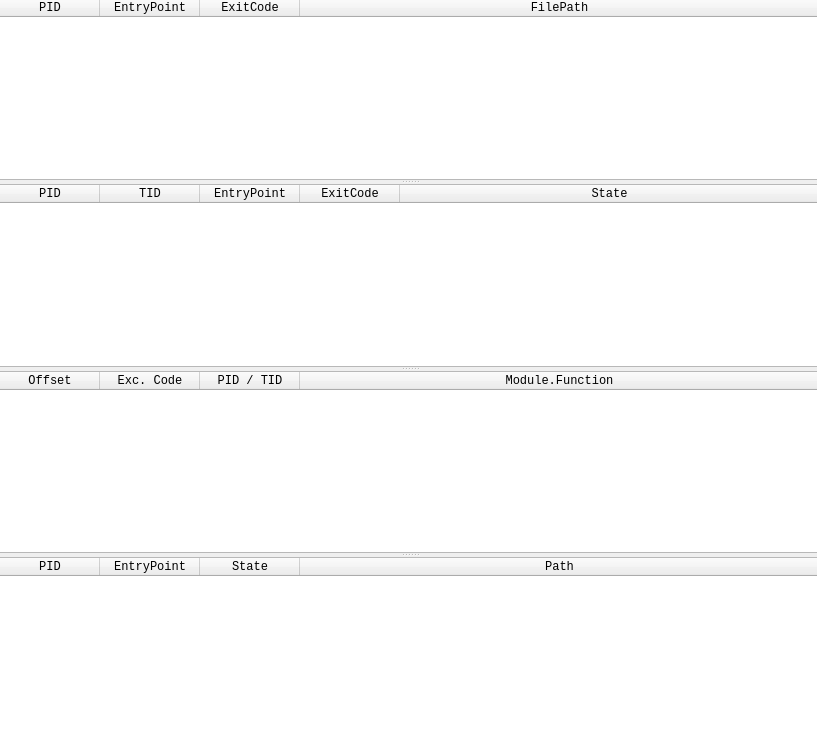
zer0fl4g/Nanomite, file qtNanomite/qtDLGDetailInfo.ui: the form before one commit.
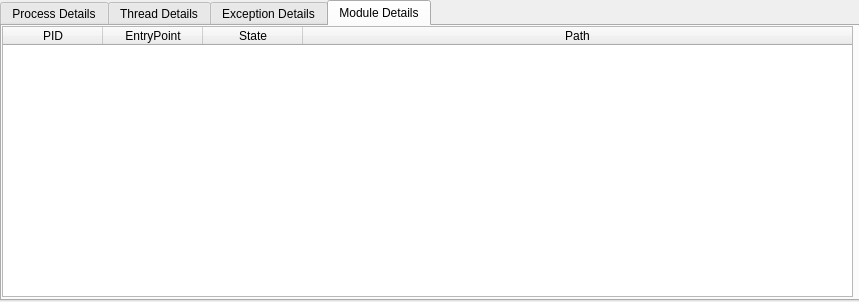
The form after the commit. The open tabs and pages were chosen to show the change. Icons and pictures are not drawn.

Commit message: updated beaengine updated detailview added possibility in PEEditor to show exports of loaded modules in disassembler fixed a small issue in patch manager fixed display of unneeded 0 if no source was found moved beaengine to own dir

What changed in the file:
```diff
--- a/qtNanomite/qtDLGDetailInfo.ui
+++ b/qtNanomite/qtDLGDetailInfo.ui
@@ -23,8 +23,8 @@
    <rect>
     <x>0</x>
     <y>0</y>
-    <width>817</width>
-    <height>738</height>
+    <width>859</width>
+    <height>302</height>
    </rect>
   </property>
   <property name="sizePolicy">
@@ -40,33 +40,40 @@
    <iconset resource="qtDLGNanomite.qrc">
     <normaloff>:/DLGNanomite/Icons/IDI_MAIN.ico</normaloff>:/DLGNanomite/Icons/IDI_MAIN.ico</iconset>
   </property>
-  <widget class="QWidget" name="verticalLayoutWidget">
+  <widget class="QWidget" name="verticalLayoutWidget_2">
    <property name="geometry">
     <rect>
-     <x>-1</x>
-     <y>-2</y>
-     <width>821</width>
-     <height>741</height>
+     <x>0</x>
+     <y>0</y>
+     <width>861</width>
+     <height>301</height>
     </rect>
    </property>
    <layout class="QVBoxLayout" name="verticalLayout">
     <item>
-     <widget class="QSplitter" name="splitter">
-      <property name="orientation">
-       <enum>Qt::Vertical</enum>
+     <widget class="QTabWidget" name="tabDetailView">
+      <property name="contextMenuPolicy">
+       <enum>Qt::CustomContextMenu</enum>
       </property>
+      <property name="currentIndex">
+       <number>0</number>
+      </property>
+      <widget class="QWidget" name="tabProcessDetails">
+       <attribute name="title">
+        <string>Process Details</string>
+       </attribute>
+       <widget class="QWidget" name="verticalLayoutWidget">
+        <property name="geometry">
+         <rect>
+          <x>0</x>
+          <y>0</y>
+          <width>851</width>
+          <height>271</height>
+         </rect>
+        </property>
+        <layout class="QVBoxLayout" name="layoutPID">
+         <item>
       <widget class="QTableWidget" name="tblPIDs">
-       <property name="sizePolicy">
-        <sizepolicy hsizetype="Expanding" vsizetype="Expanding">
-         <horstretch>0</horstretch>
-         <verstretch>0</verstretch>
-        </sizepolicy>
-       </property>
-       <property name="font">
-        <font>
-         <family>Lucida Console</family>
-        </font>
-       </property>
        <property name="contextMenuPolicy">
         <enum>Qt::CustomContextMenu</enum>
        </property>
@@ -76,9 +83,6 @@
        <property name="selectionBehavior">
         <enum>QAbstractItemView::SelectRows</enum>
        </property>
-       <attribute name="horizontalHeaderMinimumSectionSize">
-        <number>15</number>
-       </attribute>
        <attribute name="horizontalHeaderStretchLastSection">
         <bool>true</bool>
        </attribute>
@@ -88,6 +92,9 @@
        <attribute name="verticalHeaderDefaultSectionSize">
         <number>15</number>
        </attribute>
+           <attribute name="verticalHeaderMinimumSectionSize">
+            <number>15</number>
+           </attribute>
        <column>
         <property name="text">
          <string>PID</string>
@@ -109,18 +116,26 @@
         </property>
        </column>
       </widget>
+         </item>
+        </layout>
+       </widget>
+      </widget>
+      <widget class="QWidget" name="tabThreadDetails">
+       <attribute name="title">
+        <string>Thread Details</string>
+       </attribute>
+       <widget class="QWidget" name="verticalLayoutWidget_3">
+        <property name="geometry">
+         <rect>
+          <x>0</x>
+          <y>0</y>
+          <width>851</width>
+          <height>271</height>
+         </rect>
+        </property>
+        <layout class="QVBoxLayout" name="layoutTID">
+         <item>
       <widget class="QTableWidget" name="tblTIDs">
-       <property name="sizePolicy">
-        <sizepolicy hsizetype="Expanding" vsizetype="Expanding">
-         <horstretch>0</horstretch>
-         <verstretch>0</verstretch>
-        </sizepolicy>
-       </property>
-       <property name="font">
-        <font>
-         <family>Lucida Console</family>
-        </font>
-       </property>
        <property name="contextMenuPolicy">
         <enum>Qt::CustomContextMenu</enum>
        </property>
@@ -130,9 +145,6 @@
        <property name="selectionBehavior">
         <enum>QAbstractItemView::SelectRows</enum>
        </property>
-       <attribute name="horizontalHeaderMinimumSectionSize">
-        <number>15</number>
-       </attribute>
        <attribute name="horizontalHeaderStretchLastSection">
         <bool>true</bool>
        </attribute>
@@ -142,6 +154,9 @@
        <attribute name="verticalHeaderDefaultSectionSize">
         <number>15</number>
        </attribute>
+           <attribute name="verticalHeaderMinimumSectionSize">
+            <number>15</number>
+           </attribute>
        <column>
         <property name="text">
          <string>PID</string>
@@ -168,18 +183,26 @@
         </property>
        </column>
       </widget>
+         </item>
+        </layout>
+       </widget>
+      </widget>
+      <widget class="QWidget" name="tabExceptionDetails">
+       <attribute name="title">
+        <string>Exception Details</string>
+       </attribute>
+       <widget class="QWidget" name="verticalLayoutWidget_4">
+        <property name="geometry">
+         <rect>
+          <x>0</x>
+          <y>0</y>
+          <width>851</width>
+          <height>271</height>
+         </rect>
+        </property>
+        <layout class="QVBoxLayout" name="layoutException">
+         <item>
       <widget class="QTableWidget" name="tblExceptions">
-       <property name="sizePolicy">
-        <sizepolicy hsizetype="Expanding" vsizetype="Expanding">
-         <horstretch>0</horstretch>
-         <verstretch>0</verstretch>
-        </sizepolicy>
-       </property>
-       <property name="font">
-        <font>
-         <family>Lucida Console</family>
-        </font>
-       </property>
        <property name="contextMenuPolicy">
         <enum>Qt::CustomContextMenu</enum>
        </property>
@@ -189,9 +212,6 @@
        <property name="selectionBehavior">
         <enum>QAbstractItemView::SelectRows</enum>
        </property>
-       <attribute name="horizontalHeaderMinimumSectionSize">
-        <number>15</number>
-       </attribute>
        <attribute name="horizontalHeaderStretchLastSection">
         <bool>true</bool>
        </attribute>
@@ -201,6 +221,9 @@
        <attribute name="verticalHeaderDefaultSectionSize">
         <number>15</number>
        </attribute>
+           <attribute name="verticalHeaderMinimumSectionSize">
+            <number>15</number>
+           </attribute>
        <column>
         <property name="text">
          <string>Offset</string>
@@ -222,18 +245,26 @@
         </property>
        </column>
       </widget>
+         </item>
+        </layout>
+       </widget>
+      </widget>
+      <widget class="QWidget" name="tabModuleDetails">
+       <attribute name="title">
+        <string>Module Details</string>
+       </attribute>
+       <widget class="QWidget" name="verticalLayoutWidget_5">
+        <property name="geometry">
+         <rect>
+          <x>0</x>
+          <y>0</y>
+          <width>851</width>
+          <height>271</height>
+         </rect>
+        </property>
+        <layout class="QVBoxLayout" name="layoutModule">
+         <item>
       <widget class="QTableWidget" name="tblModules">
-       <property name="sizePolicy">
-        <sizepolicy hsizetype="Expanding" vsizetype="Expanding">
-         <horstretch>0</horstretch>
-         <verstretch>0</verstretch>
-        </sizepolicy>
-       </property>
-       <property name="font">
-        <font>
-         <family>Lucida Console</family>
-        </font>
-       </property>
        <property name="contextMenuPolicy">
         <enum>Qt::CustomContextMenu</enum>
        </property>
@@ -243,9 +274,6 @@
        <property name="selectionBehavior">
         <enum>QAbstractItemView::SelectRows</enum>
        </property>
-       <attribute name="horizontalHeaderMinimumSectionSize">
-        <number>15</number>
-       </attribute>
        <attribute name="horizontalHeaderStretchLastSection">
         <bool>true</bool>
        </attribute>
@@ -255,6 +283,9 @@
        <attribute name="verticalHeaderDefaultSectionSize">
         <number>15</number>
        </attribute>
+           <attribute name="verticalHeaderMinimumSectionSize">
+            <number>15</number>
+           </attribute>
        <column>
         <property name="text">
          <string>PID</string>
@@ -275,6 +306,10 @@
          <string>Path</string>
         </property>
        </column>
+          </widget>
+         </item>
+        </layout>
+       </widget>
       </widget>
      </widget>
     </item>
```
Left out of the diff: 21 changed lines with no effect on the pictures. Lines whose indentation alone changed are shown as unchanged. The commit also changes 19 other files.
